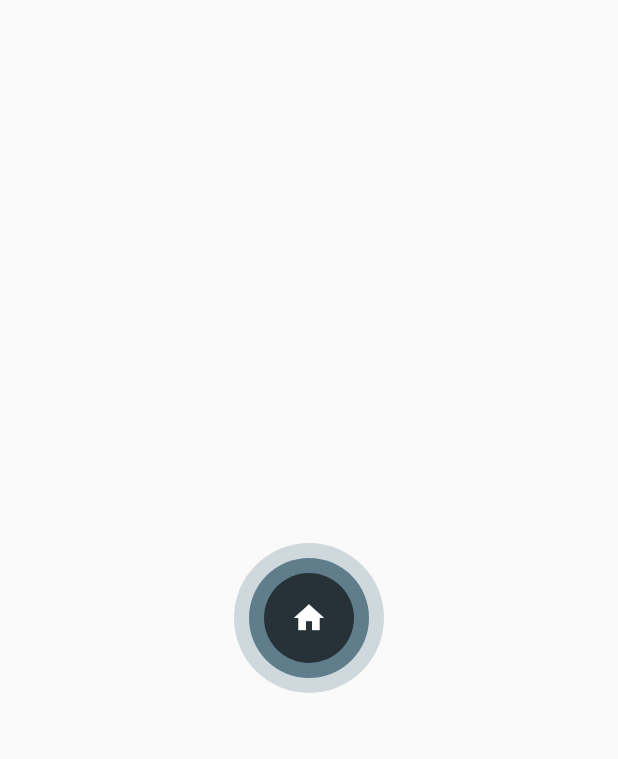
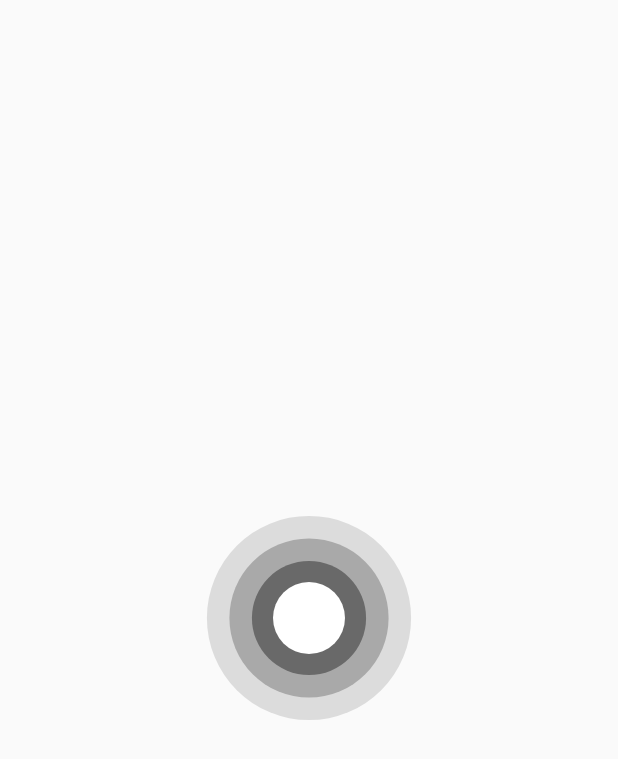
Before and after one commit to imujtaba8488/im_animations, a Flutter app: the screen it shows after launch, on a phone screen of 412 x 824 dp. Shown: the top 759 px of the screen. Run offline on Flutter 3.47's test engine with Material 2 defaults, Android fonts, the phone set to English and light mode, and no system bars.

Commit message:
Color sonar almost finished

```diff
--- a/lib/main.dart
+++ b/lib/main.dart
@@ -1,5 +1,5 @@
 import 'package:flutter/material.dart';
-import 'package:im_animations/src/sonar2.dart';
+import 'package:im_animations/src/color_sonar.dart';
 
 import 'im_animations.dart';
 
@@ -27,7 +27,12 @@ class Homepage extends StatelessWidget {
     return Scaffold(
       body: SafeArea(
         child: Center(
-          child: Sonar2(),
+          child: ColorSonar(
+              // wavesDisabled: true,
+              // waveMotion: WaveMotion.synced,
+              // waveMotionEffect: Curves.bounceOut,
+              // duration: Duration(seconds: 5),
+              ),
         ),
       ),
     );
--- /dev/null
+++ b/lib/src/color_sonar.dart
@@ -0,0 +1,249 @@
+import 'package:flutter/material.dart';
+
+class ColorSonar extends StatefulWidget {
+  /// The radius of the content area.
+  final double contentAreaRadius;
+
+  /// Determines how far the waves should fall away from the content area.
+  final double waveFall;
+
+  /// Determines the motion of waves while they fall away from the content area.
+  final WaveMotion waveMotion;
+
+  /// The effect to apply to the motion of waves while they fall away from the content area.
+  final Curve waveMotionEffect;
+
+  /// Determines how fast or slow the waves should transmit.
+  final Duration duration;
+
+  /// Whether the waves are disabled or not.
+  final wavesDisabled;
+
+  /// The background color of the content area.
+  final Color contentAreaColor;
+
+  /// The color of the inner most wave.
+  final Color innerWaveColor;
+
+  /// The color of the middle wave.
+  final Color middleWaveColor;
+
+  /// The color of the outer wave.
+  final Color outerWaveColor;
+
+  /// The widget to be placed inside the waves.
+  final Widget child;
+
+  ColorSonar({
+    this.contentAreaRadius = 24.0,
+    this.waveFall = 15.0,
+    this.waveMotion = WaveMotion.synced,
+    this.waveMotionEffect = Curves.easeOut,
+    this.duration = const Duration(seconds: 1),
+    this.wavesDisabled = false,
+    this.contentAreaColor = Colors.white,
+    this.innerWaveColor = const Color(0xFF696969),
+    this.middleWaveColor = const Color(0xFFA9A9A9),
+    this.outerWaveColor = const Color(0xFFDCDCDC),
+    this.child,
+  });
+
+  @override
+  _ColorSonarState createState() => _ColorSonarState();
+}
+
+class _ColorSonarState extends State<ColorSonar>
+    with SingleTickerProviderStateMixin {
+  AnimationController animationController;
+
+  @override
+  Widget build(BuildContext context) {
+    return Container(
+      child: CustomPaint(
+        painter: ColorSonarPainter(
+          animationController: animationController,
+          contentAreaRadius: widget.contentAreaRadius,
+          waveFall: widget.waveFall,
+          waveMotion: widget.waveMotion,
+          waveMotionEffect: widget.waveMotionEffect,
+          wavesDisabled: widget.wavesDisabled,
+          contentAreaColor: Colors.white,
+          innerWaveColor: widget.innerWaveColor,
+          middleWaveColor: widget.middleWaveColor,
+          outerWaveColor: widget.outerWaveColor,
+        ),
+        child: Center(
+          child: widget?.child,
+        ),
+      ),
+    );
+  }
+
+  @override
+  void initState() {
+    super.initState();
+
+    animationController = AnimationController(
+      vsync: this,
+      duration: widget.duration,
+    )..addListener(() {
+        setState(() {});
+      });
+  }
+
+  @override
+  void dispose() {
+    super.dispose();
+    animationController.dispose();
+  }
+}
+
+class ColorSonarPainter extends CustomPainter {
+  final AnimationController animationController;
+  final double contentAreaRadius;
+  final double waveFall;
+  final bool wavesDisabled;
+  final WaveMotion waveMotion;
+  final Curve waveMotionEffect;
+
+  final Color contentAreaColor;
+  final Color innerWaveColor;
+  final Color middleWaveColor;
+  final Color outerWaveColor;
+
+  Animation _innerWaveAnimation;
+  Animation _middleWaveAnimation;
+  Animation _outerWaveAnimation;
+
+  ColorSonarPainter({
+    @required this.animationController,
+    this.contentAreaRadius = 24.0,
+    this.waveFall = 15.0,
+    this.wavesDisabled = false,
+    this.waveMotion = WaveMotion.synced,
+    this.waveMotionEffect = Curves.easeOut,
+    this.contentAreaColor = Colors.white,
+    this.innerWaveColor = const Color(0xFF696969),
+    this.middleWaveColor = const Color(0xFFA9A9A9),
+    this.outerWaveColor = const Color(0xFFDCDCDC),
+  }) {
+    assert(
+      contentAreaRadius >= 0.0,
+      'Content Area Radius must be greater than or equal to 0.0',
+    );
+    assert(waveFall >= 0.0, 'Wave fall must be greater than or equal to 0.0');
+  }
+
+  @override
+  void paint(Canvas canvas, Size size) {
+    if (!wavesDisabled) {
+      initAnimations();
+
+      // The draw order here matters.
+      drawWave(canvas, size, _outerWaveAnimation.value, outerWaveColor);
+      drawWave(canvas, size, _middleWaveAnimation.value, middleWaveColor);
+      drawWave(canvas, size, _innerWaveAnimation.value, innerWaveColor);
+    }
+
+    // Must be drawn last.
+    drawWave(canvas, size, contentAreaRadius, contentAreaColor);
+  }
+
+  void drawWave(Canvas canvas, Size size, double radius, Color color) {
+    canvas.drawCircle(
+      Offset(size.width / 2.0, size.height / 2.0),
+      radius,
+      Paint()..color = color,
+    );
+  }
+
+  void initAnimations() {
+    if (!wavesDisabled) animationController.repeat();
+
+    double innerStart = contentAreaRadius;
+    double innerEnd = innerStart + waveFall;
+    double middleStart = innerEnd;
+    double middleEnd = middleStart + waveFall;
+    double outerStart = middleEnd;
+    double outerEnd = outerStart + waveFall;
+
+    _innerWaveAnimation = _createAnimation(
+      begin: innerStart,
+      end: innerEnd,
+      interval: _innerWaveInterval,
+    );
+
+    _middleWaveAnimation = _createAnimation(
+      begin: middleStart,
+      end: middleEnd,
+      interval: _middleWaveInterval,
+    );
+
+    _outerWaveAnimation = _createAnimation(
+      begin: outerStart,
+      end: outerEnd,
+      interval: _outerWaveInterval,
+    );
+  }
+
+  Interval get _innerWaveInterval {
+    switch (waveMotion) {
+      case WaveMotion.stepped:
+        return Interval(0.0, 0.1, curve: waveMotionEffect);
+
+      case WaveMotion.smooth:
+        return Interval(0.0, 0.25, curve: waveMotionEffect);
+
+      default:
+        return Interval(0.0, 1.0, curve: waveMotionEffect);
+    }
+  }
+
+  Interval get _middleWaveInterval {
+    switch (waveMotion) {
+      case WaveMotion.stepped:
+        return Interval(0.4, 0.7, curve: waveMotionEffect);
+
+      case WaveMotion.smooth:
+        return Interval(0.25, 0.50, curve: waveMotionEffect);
+
+      default:
+        return Interval(0.0, 1.0, curve: waveMotionEffect);
+    }
+  }
+
+  Interval get _outerWaveInterval {
+    switch (waveMotion) {
+      case WaveMotion.stepped:
+        return Interval(0.8, 1.0, curve: waveMotionEffect);
+
+      case WaveMotion.smooth:
+        return Interval(0.50, 0.75, curve: waveMotionEffect);
+
+      default:
+        return Interval(0.0, 1.0, curve: waveMotionEffect);
+    }
+  }
+
+  Animation _createAnimation({
+    double begin = 0.0,
+    double end = 1.0,
+    Interval interval = const Interval(0.0, 1.0),
+  }) {
+    return Tween<double>(begin: begin, end: end).animate(
+      CurvedAnimation(
+        curve: interval,
+        parent: animationController,
+      ),
+    );
+  }
+
+  @override
+  bool shouldRepaint(ColorSonarPainter oldDelegate) => true;
+}
+
+enum WaveMotion {
+  smooth,
+  stepped,
+  synced,
+}
--- a/lib/src/sonar2.dart
+++ /dev/null
@@ -1,112 +0,0 @@
-import 'package:flutter/material.dart';
-
-class Sonar2 extends StatefulWidget {
-  @override
-  _Sonar2State createState() => _Sonar2State();
-}
-
-class _Sonar2State extends State<Sonar2> with SingleTickerProviderStateMixin {
-  AnimationController animationController;
-  Animation animation1;
-  Animation animation2;
-  Animation animation3;
-
-  @override
-  Widget build(BuildContext context) {
-    return Container(
-      child: CustomPaint(
-        painter: Sonar2Painter(animation1, animation2, animation3),
-        child: Center(
-          child: Icon(
-            Icons.home,
-            color: Colors.white,
-          ),
-        ),
-      ),
-    );
-  }
-
-  @override
-  void initState() {
-    super.initState();
-
-    animationController = AnimationController(
-      vsync: this,
-      duration: Duration(milliseconds: 1000),
-    )..addListener(() {
-        setState(() {});
-      });
-
-    animation1 = Tween(begin: 24.0, end: 30.0).animate(
-      CurvedAnimation(
-        curve: Interval(
-          0.0,
-          0.25,
-        ),
-        parent: animationController,
-      ),
-    );
-
-    animation2 = Tween(begin: 30.0, end: 40.0).animate(
-      CurvedAnimation(
-        curve: Interval(
-          0.25,
-          0.5,
-        ),
-        parent: animationController,
-      ),
-    );
-
-    animation3 = Tween(begin: 40.0, end: 50.0).animate(
-      CurvedAnimation(
-        curve: Interval(
-          0.5,
-          0.75,
-        ),
-        parent: animationController,
-      ),
-    );
-
-    animationController.repeat();
-  }
-}
-
-class Sonar2Painter extends CustomPainter {
-  Animation animation1;
-  Animation animation2;
-  Animation animation3;
-
-  Sonar2Painter(
-    this.animation1,
-    this.animation2,
-    this.animation3,
-  );
-
-  @override
-  void paint(Canvas canvas, Size size) {
-    canvas.drawCircle(
-      Offset(size.width / 2.0, size.height / 2.0),
-      animation3.value,
-      Paint()
-        ..color = Colors.blueGrey[100]
-        ..style = PaintingStyle.fill,
-    );
-    canvas.drawCircle(
-      Offset(size.width / 2.0, size.height / 2.0),
-      animation2.value,
-      Paint()
-        ..color = Colors.blueGrey[500]
-        ..style = PaintingStyle.fill,
-    );
-    canvas.drawCircle(
-      Offset(size.width / 2.0, size.height / 2.0),
-      animation1.value,
-      Paint()
-        ..color = Colors.blueGrey[900]
-        ..style = PaintingStyle.fill,
-    );
-  }
-
-  @override
-  bool shouldRepaint(Sonar2Painter oldDelegate) => true;
-}
```
Also changed, not shown: 1 other file.
